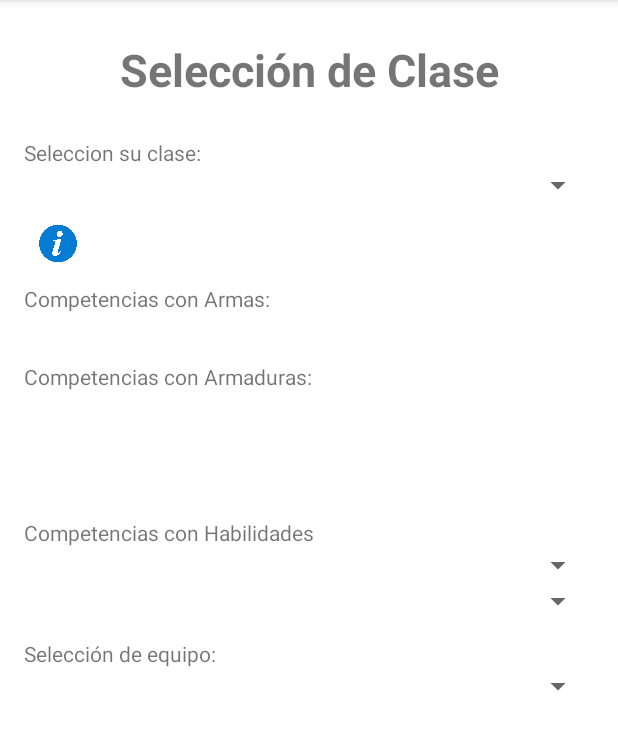
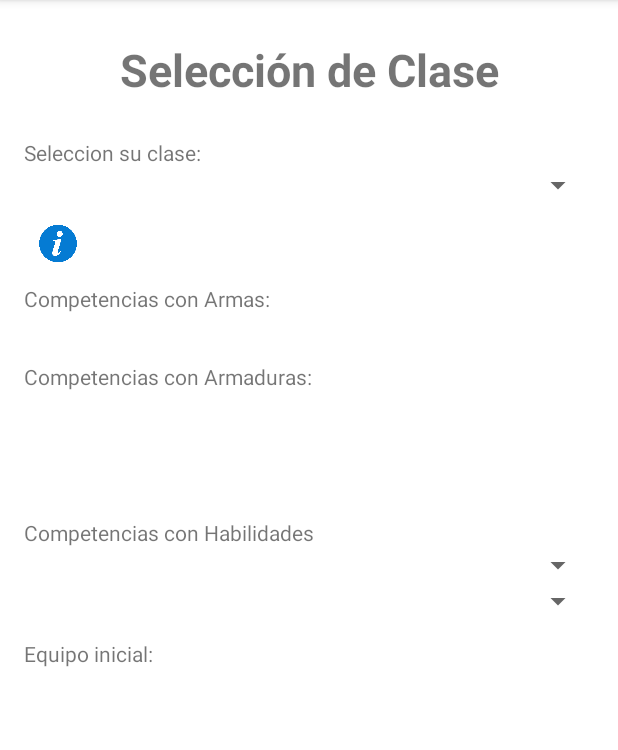
Before and after one commit to frankys99/TrabajoCM, an Android app: the screen it shows after launch (SeleccClase), after a tap on "EMPEZAR", on a phone screen of 412 x 824 dp, the part 84-834 px from its top. Run offline under Robolectric (Android 15) with nearby library versions, the phone set to English and light mode, and no system bars.

Commit message:
Cambios en selec clase e implementado la carga de razas mediante la API REST

```diff
--- a/app/src/main/java/com/example/trabajocm/Datos.java
+++ b/app/src/main/java/com/example/trabajocm/Datos.java
@@ -1,19 +1,23 @@
 package com.example.trabajocm;
 
 import com.example.trabajocm.modelos.Clase;
+import com.example.trabajocm.modelos.Raza;
 
 import java.util.List;
 
 public class Datos {
     private static List<Clase> ls_clases;
-    //razas
-    //...
+    private static List<Raza> ls_razas;
 
     public static void iniDatosClases(List<Clase>cl){
         ls_clases = cl;
     }
 
+    public static void initDatosRazas(List<Raza>rl){ls_razas = rl;}
+
     public static List<Clase> getLs_clases() {
         return ls_clases;
     }
+
+    public static List<Raza> getLs_razas(){return ls_razas;}
 }
--- a/app/src/main/java/com/example/trabajocm/MainActivity.java
+++ b/app/src/main/java/com/example/trabajocm/MainActivity.java
@@ -6,15 +6,10 @@ import android.content.Intent;
 import android.os.Bundle;
 import android.util.Log;
 import android.view.View;
-import android.widget.AdapterView;
-import android.widget.ArrayAdapter;
-import android.widget.ImageView;
-import android.widget.Spinner;
-import android.widget.TextView;
-import android.widget.Toast;
 
-import com.example.trabajocm.interfaces.ClaseService;
+import com.example.trabajocm.interfaces.ApiService;
 import com.example.trabajocm.modelos.Clase;
+import com.example.trabajocm.modelos.Raza;
 
 import java.util.ArrayList;
 import java.util.List;
@@ -36,7 +31,7 @@ public class MainActivity extends AppCompatActivity {
     protected void onCreate(Bundle savedInstanceState) {
         super.onCreate(savedInstanceState);
         setContentView(R.layout.activity_main);
-        getClases();
+        obtenerDatos();
     }
 
     //Se ejecuta haciendo click boton de activity_main.xml
@@ -46,9 +41,10 @@ public class MainActivity extends AppCompatActivity {
         startActivity(i);
     }
 
-    private void getClases(){
+    private void obtenerDatos(){
         //Ls a crear
         List<Clase> ls_clases = new ArrayList<>();
+        List<Raza> ls_razas = new ArrayList<>();
 
         //Create Retrofit
         Retrofit retrofit = new Retrofit.Builder()
@@ -57,11 +53,13 @@ public class MainActivity extends AppCompatActivity {
                 .build();
 
         //Create service
-        ClaseService claseService = retrofit.create(ClaseService.class);
-        Call<List<Clase>> call = claseService.getClases();
+        //ClaseService claseService = retrofit.create(ClaseService.class);
+        //Call<List<Clase>> call = claseService.getClases();
+        ApiService apiService = retrofit.create(ApiService.class);
+        Call<List<Clase>> call_clases = apiService.getClases();
+        Call<List<Raza>> call_razas = apiService.getRazas();
 
-
-        call.enqueue(new Callback<List<Clase>>() {
+        call_clases.enqueue(new Callback<List<Clase>>() {
 
             @Override
             public void onResponse(Call<List<Clase>> call, Response<List<Clase>> response) {
@@ -87,6 +85,29 @@ public class MainActivity extends AppCompatActivity {
             }
         });
 
+        call_razas.enqueue(new Callback<List<Raza>>() {
+            @Override
+            public void onResponse(Call<List<Raza>> call, Response<List<Raza>> response) {
+                if(response.isSuccessful()){
+                    List<Raza> aux = response.body();
+
+                    for(Raza r : aux){
+                        if(r.getId()!= 0){
+                            ls_razas.add(r);
+                        }
+                    }
+                }else{
+                    Log.e("ResponseFail", "on Response: "+response.errorBody());
+                }
+            }
+
+            @Override
+            public void onFailure(Call<List<Raza>> call, Throwable t) {
+                Log.e("----- ERROR",t.getMessage());
+            }
+        });
+
         Datos.iniDatosClases(ls_clases);
+        Datos.initDatosRazas(ls_razas);
     }
 }
--- a/app/src/main/java/com/example/trabajocm/SeleccClase.java
+++ b/app/src/main/java/com/example/trabajocm/SeleccClase.java
@@ -11,26 +11,17 @@ import android.widget.ArrayAdapter;
 import android.widget.ImageView;
 import android.widget.Spinner;
 import android.widget.TextView;
-import android.widget.Toast;
 
-import com.example.trabajocm.interfaces.ClaseService;
 import com.example.trabajocm.modelos.Clase;
 
-import java.util.ArrayList;
 import java.util.Arrays;
 import java.util.List;
-
-import retrofit2.Call;
-import retrofit2.Callback;
-import retrofit2.Response;
-import retrofit2.Retrofit;
-import retrofit2.converter.gson.GsonConverterFactory;
 
 public class SeleccClase extends AppCompatActivity {
     private Spinner clases_spiner;
     private Spinner comp_hab_1;
     private Spinner comp_hab_2;
-    private Spinner selec_equipo;
+    //private Spinner selec_equipo;
 
     private TextView info_clase;
     private TextView comp_armas;
@@ -48,13 +39,13 @@ public class SeleccClase extends AppCompatActivity {
     @Override
     protected void onCreate(Bundle savedInstanceState) {
         super.onCreate(savedInstanceState);
-        //setContentView(R.layout.test_api_rest);
 
         setContentView(R.layout.creacion_pj_clase_2);
 
         //Cargar las clases de la API
         //getMethod();
         ls_clases = Datos.getLs_clases();
+        Log.i("---CARGA\n", Datos.getLs_razas().toString());
 
         //Declarar TextView
         info_clase = (TextView)findViewById(R.id.text_info_clase);
@@ -71,7 +62,7 @@ public class SeleccClase extends AppCompatActivity {
         clases_spiner = (Spinner)findViewById(R.id.clases_spinner);
         comp_hab_1 = (Spinner)findViewById(R.id.spinner_comp_hab_1);
         comp_hab_2 = (Spinner)findViewById(R.id.spinner_comp_hab_2);
-        selec_equipo = (Spinner)findViewById(R.id.spinner_selec_equipo);
+        //selec_equipo = (Spinner)findViewById(R.id.spinner_selec_equipo);
 
 
         //Spinner de selec clases
@@ -79,6 +70,7 @@ public class SeleccClase extends AppCompatActivity {
         for(int i = 0; i < ls_clases.size(); i++){
             opciones_spinner_clases[i] = ls_clases.get(i).getNombre();
         };
+
         ArrayAdapter<String> adapter = new ArrayAdapter<String>(this, android.R.layout.simple_spinner_item,opciones_spinner_clases);
         clases_spiner.setAdapter(adapter);
 
@@ -123,10 +115,14 @@ public class SeleccClase extends AppCompatActivity {
                 //TODO Elminar var seleccionada
 
                 //Spinner selec equipo/oro
+                /*
                 String[] opciones_equipo_def = new String[]{"Equipo inicial","Oro"};
                 ArrayAdapter<String>adapter4 = new ArrayAdapter<String>(getApplicationContext(), android.R.layout.simple_spinner_item,opciones_equipo_def);
                 selec_equipo.setAdapter(adapter4);
                 //TODO añadir a DB
+
+                 */
+                res_spinner_sel_equipo.setText("Equipo Inicial:\n" + clase_Seleccionada.getEquipo_inicial());
             }
 
             @Override
@@ -139,7 +135,7 @@ public class SeleccClase extends AppCompatActivity {
         icono_info_clase.setOnClickListener(new View.OnClickListener() {
             @Override
             public void onClick(View v) {
-                if(clase_Seleccionada.getNombre().equals("Paladín")){
+                if(clase_Seleccionada.getNombre().equals("Paladin")){
                     startActivity(new Intent(SeleccClase.this, PopUpPaladin.class));
                 }else if(clase_Seleccionada.getNombre().equals("Brujo")){
                     startActivity(new Intent(SeleccClase.this,PopUpBrujo.class));
@@ -148,6 +144,7 @@ public class SeleccClase extends AppCompatActivity {
         });
 
         //Spinner selec_equipo metodo
+        /* DESPRECIADO -> NO SE DA A ESCOGER
         selec_equipo.setOnItemSelectedListener(new AdapterView.OnItemSelectedListener() {
             @Override
             public void onItemSelected(AdapterView<?> parent, View view, int position, long id) {
@@ -165,50 +162,7 @@ public class SeleccClase extends AppCompatActivity {
 
             }
         });
+        */
 
     }
-
-    /*
-    private void getMethod(){
-        //Create Retrofit
-        Retrofit retrofit = new Retrofit.Builder()
-                .baseUrl("https://cm2021.herokuapp.com")
-                .addConverterFactory(GsonConverterFactory.create())
-                .build();
-
-        //Create service
-        ClaseService claseService = retrofit.create(ClaseService.class);
-        Call<List<Clase>> call = claseService.getClases();
-
-        ls_clases = new ArrayList<>();
-
-        call.enqueue(new Callback<List<Clase>>() {
-
-            @Override
-            public void onResponse(Call<List<Clase>> call, Response<List<Clase>> response) {
-
-                if(response.isSuccessful()){
-                    List<Clase> aux = response.body();
-
-                    for(Clase c : aux){
-                        if(c.getId()!= 0){
-                            //Log.i("----DATA clase", c.toString());
-                            ls_clases.add(c);
-                        }
-                    }
-                    //Log.i("----DATA clase", ls_clases.toString());
-                }else{
-                    Log.e("ResponseFail", "on Response: "+response.errorBody());
-                }
-            }
-
-            @Override
-            public void onFailure(Call<List<Clase>> call, Throwable t) {
-                Log.e("----- ERROR",t.getMessage());
-            }
-        });
-    }
-
-     */
-
 }
--- a/app/src/main/java/com/example/trabajocm/interfaces/ClaseService.java
+++ b/app/src/main/java/com/example/trabajocm/interfaces/ApiService.java
@@ -1,18 +1,17 @@
 package com.example.trabajocm.interfaces;
 
-
 import com.example.trabajocm.modelos.Clase;
+import com.example.trabajocm.modelos.Raza;
 
 import java.util.List;
-
 import retrofit2.Call;
 import retrofit2.http.GET;
 
-public interface ClaseService {
-
-
-
+public interface ApiService {
 
     @GET("/api/v1/clases")
     Call<List<Clase>> getClases();
+
+    @GET("api/v1/razas")
+    Call<List<Raza>> getRazas();
 }
--- a/app/src/main/res/layout/creacion_pj_clase_2.xml
+++ b/app/src/main/res/layout/creacion_pj_clase_2.xml
@@ -133,12 +133,7 @@
             android:id="@+id/titulo_selec_equipo"
             android:layout_width="match_parent"
             android:layout_height="wrap_content"
-            android:text="Selección de equipo:" />
-
-        <Spinner
-            android:id="@+id/spinner_selec_equipo"
-            android:layout_width="match_parent"
-            android:layout_height="wrap_content" />
+            android:text="Equipo inicial:" />
 
         <TextView
             android:id="@+id/res_spinner_equipo"
```
Also changed, not shown: app/src/main/java/com/example/trabajocm/modelos/Raza.java (added, +71 -0 lines), app/src/main/res/layout/test_popup.xml (added, +8 -0 lines).
